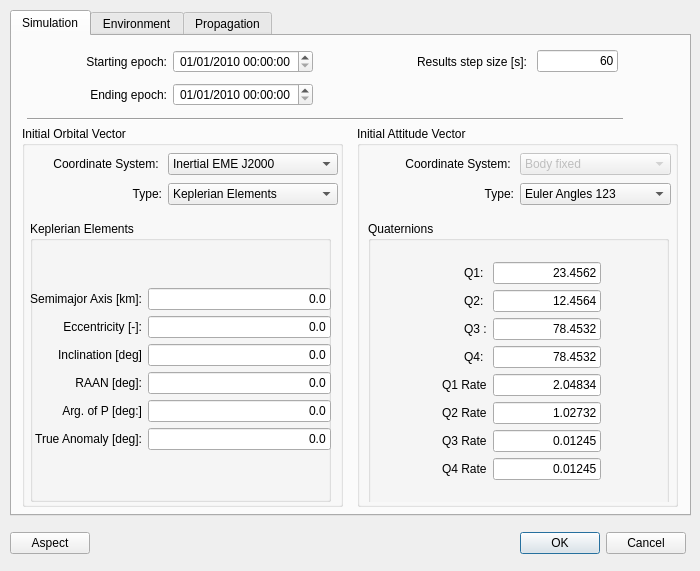
The window that sta-src/Loitering/loitering.ui (Dwarf-Planet-Project/SpaceDesignTool) describes before a commit, drawn with Qt 5.
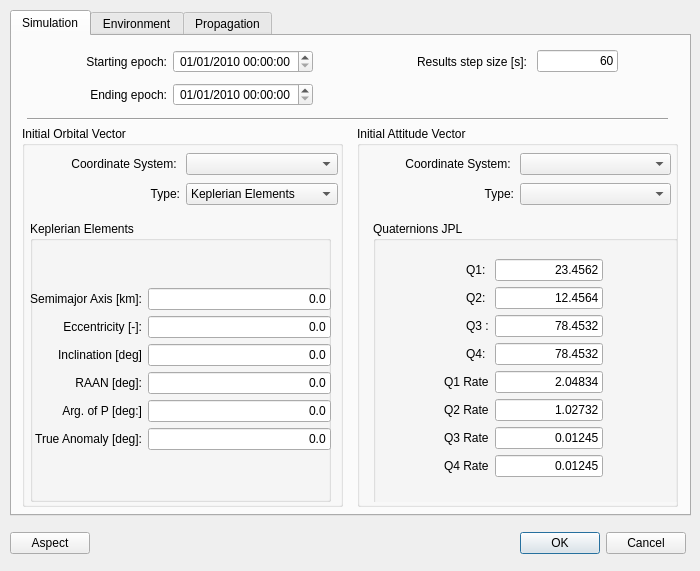
The same window after the commit. The open tabs and pages were chosen to show the change. Icons and pictures are not drawn.

Commit message:
Updating the LOITERING GUI: - New coordinate system for attitude - New attitude type Quaternion ESA and JPL - New set of propagators
Update of the mission default parameters

Patch:
```diff
--- a/sta-src/Loitering/loitering.ui
+++ b/sta-src/Loitering/loitering.ui
@@ -697,56 +697,6 @@
          <property name="toolTip">
           <string>Coordinate system in which the initial orbital vector will be given</string>
          </property>
-         <item>
-          <property name="text">
-           <string>Inertial EME J2000</string>
-          </property>
-         </item>
-         <item>
-          <property name="text">
-           <string>Inertial EME B1950</string>
-          </property>
-         </item>
-         <item>
-          <property name="text">
-           <string>Ecliptic J2000</string>
-          </property>
-         </item>
-         <item>
-          <property name="text">
-           <string>Planet fixed</string>
-          </property>
-         </item>
-         <item>
-          <property name="text">
-           <string>Mean of Date</string>
-          </property>
-         </item>
-         <item>
-          <property name="text">
-           <string>True of Date</string>
-          </property>
-         </item>
-         <item>
-          <property name="text">
-           <string>Mean of Epoch</string>
-          </property>
-         </item>
-         <item>
-          <property name="text">
-           <string>ICRF</string>
-          </property>
-         </item>
-         <item>
-          <property name="text">
-           <string>Rotating R. F.</string>
-          </property>
-         </item>
-         <item>
-          <property name="text">
-           <string>Rotating Normalized R. F.</string>
-          </property>
-         </item>
         </widget>
        </item>
        <item row="1" column="1">
@@ -779,7 +729,7 @@
       <rect>
        <x>15</x>
        <y>75</y>
-       <width>596</width>
+       <width>641</width>
        <height>16</height>
       </rect>
      </property>
@@ -828,38 +778,12 @@
        <item row="0" column="1">
         <widget class="QComboBox" name="CoordSystemAttitudeComboBox">
          <property name="enabled">
-          <bool>false</bool>
+          <bool>true</bool>
          </property>
-         <item>
-          <property name="text">
-           <string>Body fixed</string>
-          </property>
-         </item>
         </widget>
        </item>
        <item row="1" column="1">
-        <widget class="QComboBox" name="AttitudeTypeComboBox">
-         <item>
-          <property name="text">
-           <string>Euler Angles 123</string>
-          </property>
-         </item>
-         <item>
-          <property name="text">
-           <string>Euler Angles 321</string>
-          </property>
-         </item>
-         <item>
-          <property name="text">
-           <string>Euler Angles 313</string>
-          </property>
-         </item>
-         <item>
-          <property name="text">
-           <string>Quaternions JPL</string>
-          </property>
-         </item>
-        </widget>
+        <widget class="QComboBox" name="AttitudeTypeComboBox"/>
        </item>
        <item row="0" column="0">
         <widget class="QLabel" name="CoordSystlabel_2">
@@ -878,7 +802,7 @@
        <rect>
         <x>6</x>
         <y>95</y>
-        <width>311</width>
+        <width>314</width>
         <height>281</height>
        </rect>
       </property>
@@ -1374,18 +1298,18 @@
         </widget>
        </widget>
       </widget>
-      <widget class="QWidget" name="QuaternionJPLPage">
+      <widget class="QWidget" name="QuaternionESAPage">
        <widget class="QGroupBox" name="groupBox_13">
         <property name="geometry">
          <rect>
           <x>5</x>
           <y>0</y>
           <width>301</width>
-          <height>306</height>
+          <height>281</height>
          </rect>
         </property>
         <property name="title">
-         <string>Quaternions</string>
+         <string>Quaternions ESA</string>
         </property>
         <property name="flat">
          <bool>true</bool>
@@ -1558,6 +1482,190 @@
         </widget>
        </widget>
       </widget>
+      <widget class="QWidget" name="QuaternionJPLPage">
+       <widget class="QGroupBox" name="groupBox_14">
+        <property name="geometry">
+         <rect>
+          <x>10</x>
+          <y>0</y>
+          <width>305</width>
+          <height>306</height>
+         </rect>
+        </property>
+        <property name="title">
+         <string>Quaternions JPL</string>
+        </property>
+        <property name="flat">
+         <bool>true</bool>
+        </property>
+        <widget class="QWidget" name="layoutWidget_7">
+         <property name="geometry">
+          <rect>
+           <x>0</x>
+           <y>19</y>
+           <width>296</width>
+           <height>256</height>
+          </rect>
+         </property>
+         <layout class="QFormLayout" name="formLayout_13">
+          <property name="fieldGrowthPolicy">
+           <enum>QFormLayout::FieldsStayAtSizeHint</enum>
+          </property>
+          <property name="labelAlignment">
+           <set>Qt::AlignRight|Qt::AlignTrailing|Qt::AlignVCenter</set>
+          </property>
+          <property name="formAlignment">
+           <set>Qt::AlignCenter</set>
+          </property>
+          <item row="0" column="0">
+           <widget class="QLabel" name="q1_6">
+            <property name="text">
+             <string>Q1: </string>
+            </property>
+            <property name="textFormat">
+             <enum>Qt::RichText</enum>
+            </property>
+           </widget>
+          </item>
+          <item row="0" column="1">
+           <widget class="QLineEdit" name="q1JPL">
+            <property name="text">
+             <string>23.4562</string>
+            </property>
+            <property name="alignment">
+             <set>Qt::AlignRight|Qt::AlignTrailing|Qt::AlignVCenter</set>
+            </property>
+           </widget>
+          </item>
+          <item row="1" column="0">
+           <widget class="QLabel" name="q2_6">
+            <property name="text">
+             <string>Q2: </string>
+            </property>
+            <property name="textFormat">
+             <enum>Qt::RichText</enum>
+            </property>
+           </widget>
+          </item>
+          <item row="1" column="1">
+           <widget class="QLineEdit" name="q2JPL">
+            <property name="text">
+             <string>12.4564</string>
+            </property>
+            <property name="alignment">
+             <set>Qt::AlignRight|Qt::AlignTrailing|Qt::AlignVCenter</set>
+            </property>
+           </widget>
+          </item>
+          <item row="2" column="0">
+           <widget class="QLabel" name="q3_6">
+            <property name="text">
+             <string>Q3 :</string>
+            </property>
+            <property name="textFormat">
+             <enum>Qt::RichText</enum>
+            </property>
+           </widget>
+          </item>
+          <item row="2" column="1">
+           <widget class="QLineEdit" name="q3JPL">
+            <property name="text">
+             <string>78.4532</string>
+            </property>
+            <property name="alignment">
+             <set>Qt::AlignRight|Qt::AlignTrailing|Qt::AlignVCenter</set>
+            </property>
+           </widget>
+          </item>
+          <item row="3" column="0">
+           <widget class="QLabel" name="q4_6">
+            <property name="text">
+             <string>Q4: </string>
+            </property>
+           </widget>
+          </item>
+          <item row="3" column="1">
+           <widget class="QLineEdit" name="q4JPL">
+            <property name="text">
+             <string>78.4532</string>
+            </property>
+            <property name="alignment">
+             <set>Qt::AlignRight|Qt::AlignTrailing|Qt::AlignVCenter</set>
+            </property>
+           </widget>
+          </item>
+          <item row="4" column="0">
+           <widget class="QLabel" name="q1Dot_6">
+            <property name="text">
+             <string>Q1 Rate</string>
+            </property>
+           </widget>
+          </item>
+          <item row="4" column="1">
+           <widget class="QLineEdit" name="q1dotJPL">
+            <property name="text">
+             <string>2.04834</string>
+            </property>
+            <property name="alignment">
+             <set>Qt::AlignRight|Qt::AlignTrailing|Qt::AlignVCenter</set>
+            </property>
+           </widget>
+          </item>
+          <item row="5" column="0">
+           <widget class="QLabel" name="q2Dot_6">
+            <property name="text">
+             <string>Q2 Rate</string>
+            </property>
+           </widget>
+          </item>
+          <item row="5" column="1">
+           <widget class="QLineEdit" name="q2dotJPL">
+            <property name="text">
+             <string>1.02732</string>
+            </property>
+            <property name="alignment">
+             <set>Qt::AlignRight|Qt::AlignTrailing|Qt::AlignVCenter</set>
+            </property>
+           </widget>
+          </item>
+          <item row="6" column="0">
+           <widget class="QLabel" name="q3Dot_6">
+            <property name="text">
+             <string>Q3 Rate</string>
+            </property>
+           </widget>
+          </item>
+          <item row="6" column="1">
+           <widget class="QLineEdit" name="q3dotJPL">
+            <property name="text">
+             <string>0.01245</string>
+            </property>
+            <property name="alignment">
+             <set>Qt::AlignRight|Qt::AlignTrailing|Qt::AlignVCenter</set>
+            </property>
+           </widget>
+          </item>
+          <item row="7" column="0">
+           <widget class="QLabel" name="q4Dot_6">
+            <property name="text">
+             <string>Q4 Rate</string>
+            </property>
+           </widget>
+          </item>
+          <item row="7" column="1">
+           <widget class="QLineEdit" name="q4dotJPL">
+            <property name="text">
+             <string>0.01245</string>
+            </property>
+            <property name="alignment">
+             <set>Qt::AlignRight|Qt::AlignTrailing|Qt::AlignVCenter</set>
+            </property>
+           </widget>
+          </item>
+         </layout>
+        </widget>
+       </widget>
+      </widget>
      </widget>
     </widget>
     <widget class="QWidget" name="horizontalLayoutWidget">
```
Left out of the diff: 57 changed lines with no effect on the pictures. The commit also changes 6 other files.
